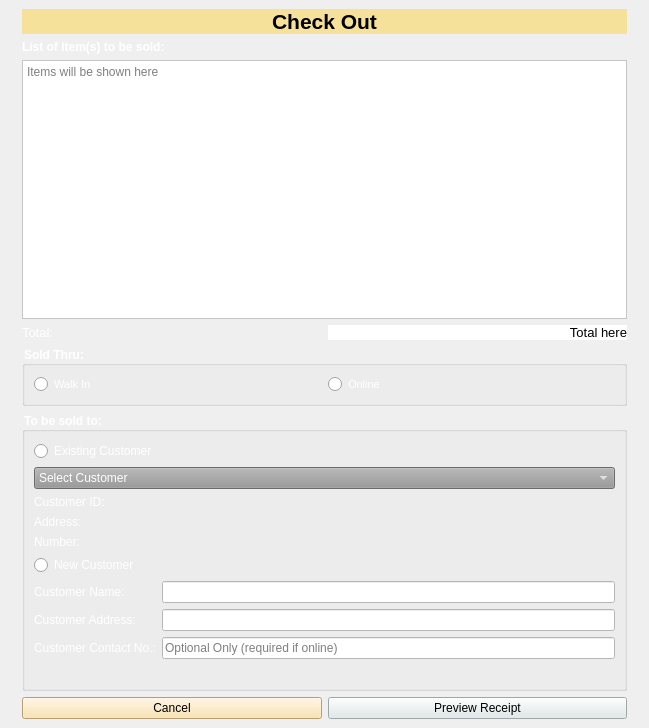
The window that Checkout_Page.ui (Aenan05/MAXPC) describes before a commit, drawn with Qt 5.
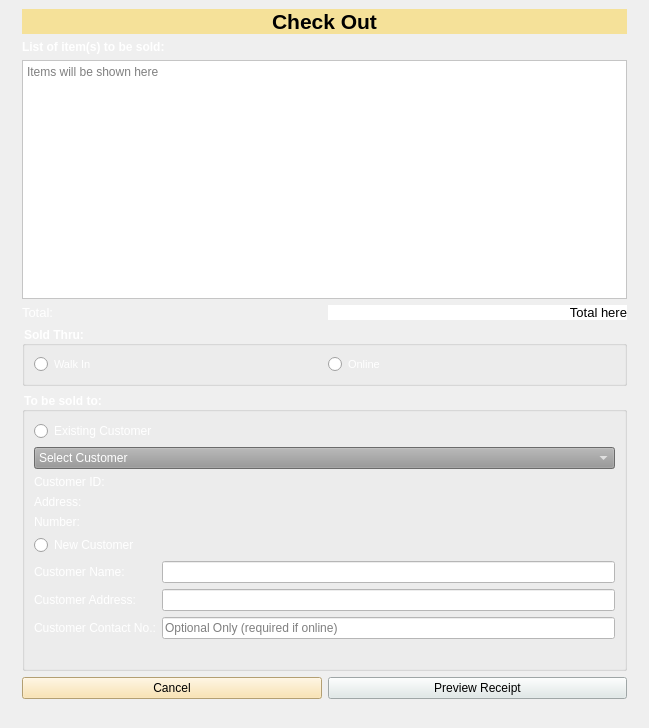
The same window after the commit. Icons and pictures are not drawn.

What changed in the file:
```diff
--- a/Checkout_Page.ui
+++ b/Checkout_Page.ui
@@ -372,6 +372,13 @@
           </item>
          </layout>
         </item>
+        <item>
+         <widget class="QLabel" name="label_7">
+          <property name="text">
+           <string/>
+          </property>
+         </widget>
+        </item>
        </layout>
       </item>
       <item row="0" column="0">
```
